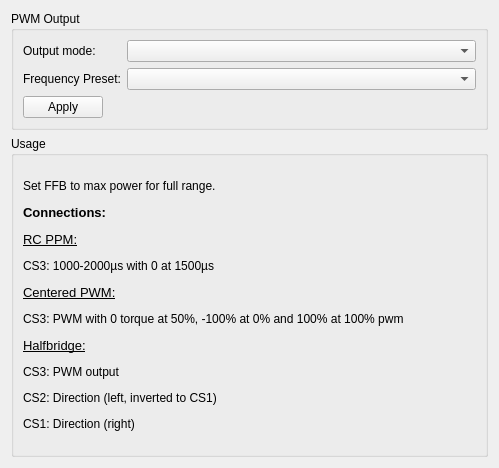
Ultrawipf/OpenFFBoard-configurator, file res/pwmdriver_ui.ui: the form before one commit.
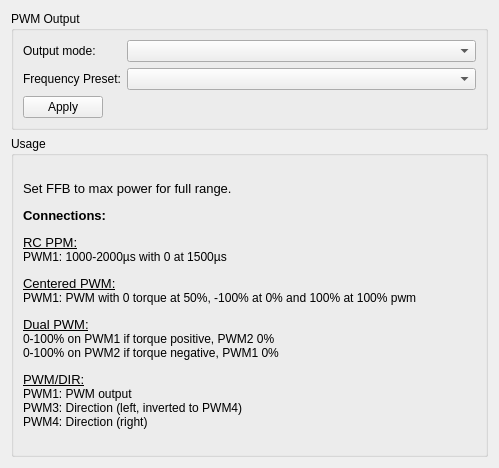
The form after the commit.

```diff
--- a/res/pwmdriver_ui.ui
+++ b/res/pwmdriver_ui.ui
@@ -65,7 +65,7 @@
       <item>
        <widget class="QLabel" name="label_3">
         <property name="text">
-         <string>&lt;html&gt;&lt;head/&gt;&lt;body&gt;&lt;p&gt;Set FFB to max power for full range.&lt;/p&gt;&lt;p&gt;&lt;span style=&quot; font-size:10pt; font-weight:600;&quot;&gt;Connections:&lt;/span&gt;&lt;/p&gt;&lt;p&gt;&lt;span style=&quot; font-size:10pt; text-decoration: underline;&quot;&gt;RC PPM:&lt;/span&gt;&lt;/p&gt;&lt;p&gt;CS3: 1000-2000µs with 0 at 1500µs&lt;/p&gt;&lt;p&gt;&lt;span style=&quot; font-size:10pt; text-decoration: underline;&quot;&gt;Centered PWM:&lt;/span&gt;&lt;/p&gt;&lt;p&gt;CS3: PWM with 0 torque at 50%, -100% at 0% and 100% at 100% pwm&lt;/p&gt;&lt;p&gt;&lt;span style=&quot; font-size:10pt; text-decoration: underline;&quot;&gt;Halfbridge:&lt;/span&gt;&lt;/p&gt;&lt;p&gt;CS3: PWM output&lt;/p&gt;&lt;p&gt;CS2: Direction (left, inverted to CS1)&lt;/p&gt;&lt;p&gt;CS1: Direction (right)&lt;/p&gt;&lt;/body&gt;&lt;/html&gt;</string>
+         <string>&lt;html&gt;&lt;head/&gt;&lt;body&gt;&lt;p&gt;&lt;span style=&quot; font-size:10pt;&quot;&gt;Set FFB to max power for full range.&lt;/span&gt;&lt;/p&gt;&lt;p&gt;&lt;span style=&quot; font-size:10pt; font-weight:600;&quot;&gt;Connections:&lt;/span&gt;&lt;/p&gt;&lt;p&gt;&lt;span style=&quot; font-size:10pt; text-decoration: underline;&quot;&gt;RC PPM:&lt;br/&gt;&lt;/span&gt;PWM1: 1000-2000µs with 0 at 1500µs&lt;/p&gt;&lt;p&gt;&lt;span style=&quot; font-size:10pt; text-decoration: underline;&quot;&gt;Centered PWM:&lt;br/&gt;&lt;/span&gt;PWM1: PWM with 0 torque at 50%, -100% at 0% and 100% at 100% pwm&lt;/p&gt;&lt;p&gt;&lt;span style=&quot; font-size:10pt; text-decoration: underline;&quot;&gt;Dual PWM:&lt;br/&gt;&lt;/span&gt;0-100% on PWM1 if torque positive, PWM2 0%&lt;br/&gt;0-100% on PWM2 if torque negative, PWM1 0%&lt;/p&gt;&lt;p&gt;&lt;span style=&quot; font-size:10pt; text-decoration: underline;&quot;&gt;PWM/DIR:&lt;br/&gt;&lt;/span&gt;PWM1: PWM output&lt;br/&gt;PWM3: Direction (left, inverted to PWM4)&lt;br/&gt;PWM4: Direction (right)&lt;/p&gt;&lt;/body&gt;&lt;/html&gt;</string>
         </property>
        </widget>
       </item>
```
